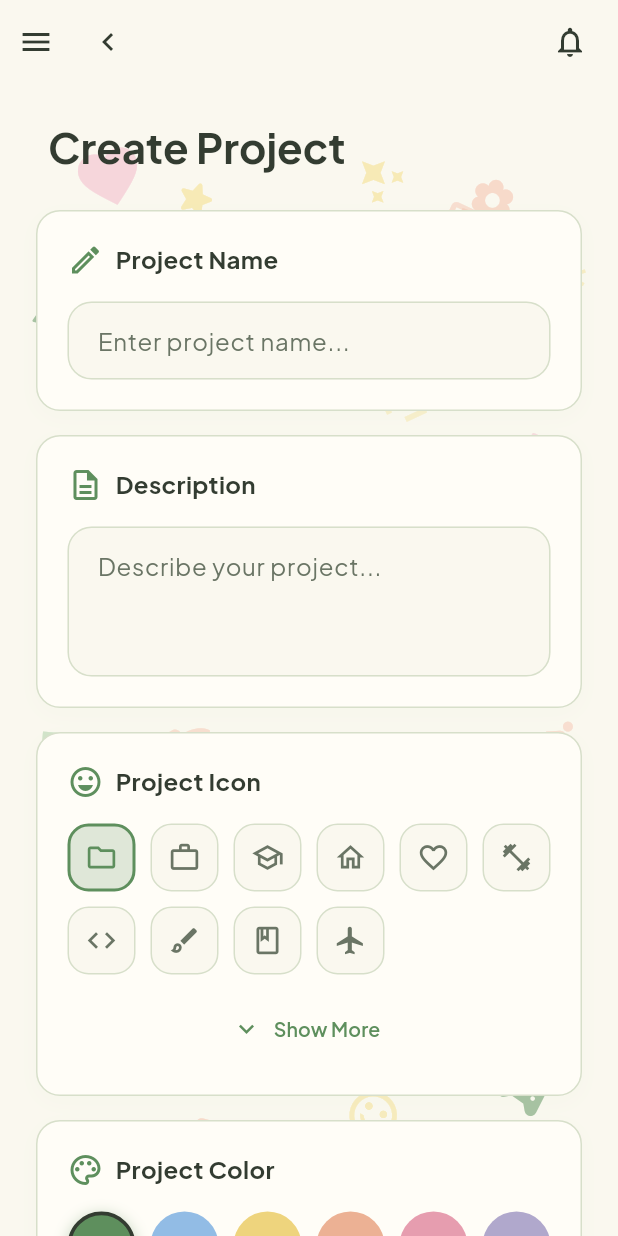
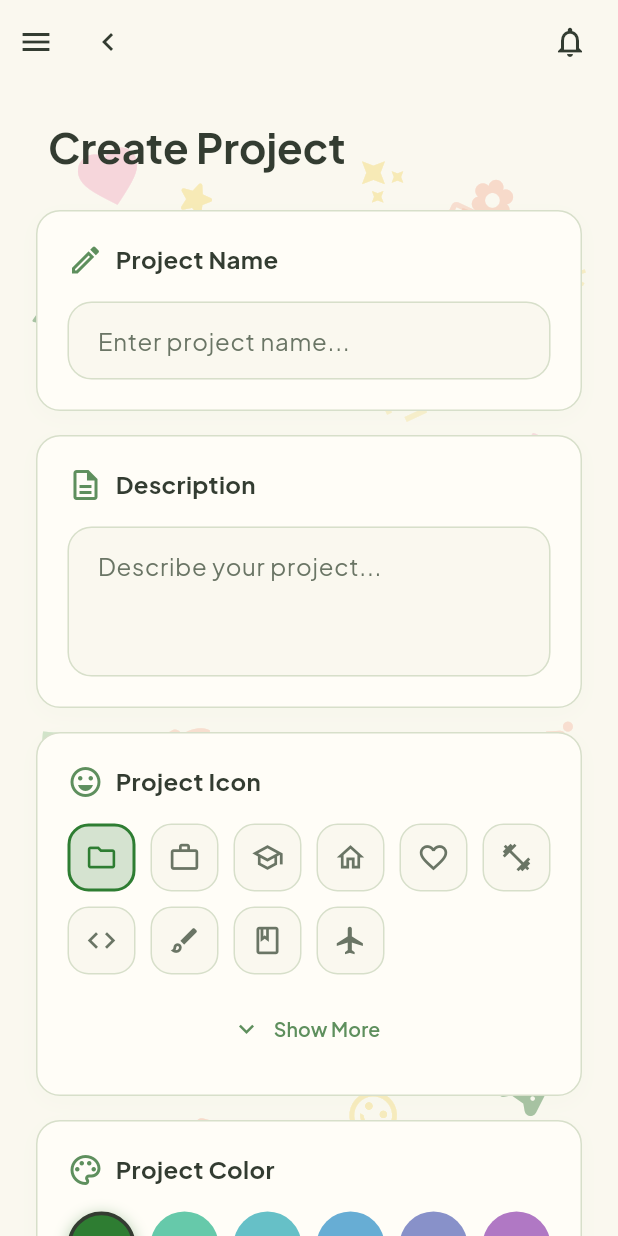
Before and after one commit to duongdohoang2708/PRM392-Project, a Flutter app: the CreateProjectScreen screen opened directly, on a phone screen of 412 x 824 dp. Run offline on Flutter 3.47's test engine with Material 3 defaults, Android fonts, the phone set to English and light mode, and no system bars; drawn by our look-alikes of flutter_slidable; our stand-ins replace flutter_local_notifications, google_fonts.

Commit message:
feat(project): update project screens and widgets

```diff
--- a/lib/screens/project/create_project_screen.dart
+++ b/lib/screens/project/create_project_screen.dart
@@ -12,26 +12,26 @@ class CreateProjectScreen extends StatefulWidget {
   const CreateProjectScreen({super.key});
 
   static const List<Color> projectColors = [
-    Color(0xFF5E8F5D),       // Deep matcha green
-    Color(0xFF4A90D9),       // Sky blue
-    Color(0xFFE3B82B),       // Mustard yellow
-    Color(0xFFDF7E52),       // Warm orange
-    Color(0xFFD65D7F),       // Rose pink
-    Color(0xFF7C6FAF),       // Muted purple
-    Color(0xFF4DADA5),       // Teal
-    Color(0xFFCC5B5B),       // Brick red
-    Color(0xFF8B7355),       // Warm brown
-    Color(0xFF3D7A8A),       // Ocean blue
-    Color(0xFFA67EB7),       // Lavender
-    Color(0xFFD4805A),       // Terracotta
-    Color(0xFF6B8E23),       // Olive green
-    Color(0xFF9B5963),       // Mauve
-    Color(0xFF2E8B84),       // Dark teal
-    Color(0xFFB8860B),       // Dark goldenrod
-    Color(0xFF6959A3),       // Indigo
-    Color(0xFF96C490),       // Pastel matcha
-    Color(0xFFCD853F),       // Peru tan
-    Color(0xFF708090),       // Slate gray
+    Color(0xFF2E7D32),       // Forest green
+    Color(0xFF00A676),       // Emerald
+    Color(0xFF0097A7),       // Cyan
+    Color(0xFF0277BD),       // Deep blue
+    Color(0xFF3949AB),       // Indigo
+    Color(0xFF7B1FA2),       // Purple
+    Color(0xFFC2185B),       // Magenta
+    Color(0xFFD32F2F),       // Red
+    Color(0xFFE64A19),       // Burnt orange
+    Color(0xFFF9A825),       // Golden yellow
+    Color(0xFF6D4C41),       // Brown
+    Color(0xFF455A64),       // Blue gray
+    Color(0xFF8BC34A),       // Lime green
+    Color(0xFF26C6DA),       // Bright aqua
+    Color(0xFF42A5F5),       // Light blue
+    Color(0xFF5E35B1),       // Deep violet
+    Color(0xFFEC407A),       // Pink
+    Color(0xFFFF7043),       // Coral
+    Color(0xFFFFCA28),       // Amber
+    Color(0xFF78909C),       // Slate
   ];
 
   static const List<IconData> projectIcons = [
@@ -96,7 +96,7 @@ class _CreateProjectScreenState extends State<CreateProjectScreen> {
       id: 'p${DateTime.now().millisecondsSinceEpoch}',
       name: _nameController.text.trim(),
       description: _descriptionController.text.trim(),
-      colorValue: CreateProjectScreen.projectColors[_selectedColorIndex].value,
+      colorValue: CreateProjectScreen.projectColors[_selectedColorIndex].toARGB32(),
       icon: CreateProjectScreen.projectIcons[_selectedIconIndex],
       status: 'In Progress',
     );
--- a/lib/screens/project/edit_project_screen.dart
+++ b/lib/screens/project/edit_project_screen.dart
@@ -35,14 +35,14 @@ class _EditProjectScreenState extends State<EditProjectScreen> {
     final projectProvider = Provider.of<ProjectProvider>(context, listen: false);
     final project = projectProvider.projects.firstWhere(
       (p) => p.id == widget.projectId,
-      orElse: () => Project(id: '', name: '', description: '', colorValue: Colors.grey.value),
+      orElse: () => Project(id: '', name: '', description: '', colorValue: Colors.grey.toARGB32()),
     );
 
     _nameController = TextEditingController(text: project.name);
     _descriptionController = TextEditingController(text: project.description);
 
     _selectedColorIndex = CreateProjectScreen.projectColors
-        .indexWhere((c) => c.value == project.colorValue);
+        .indexWhere((c) => c.toARGB32() == project.colorValue);
     if (_selectedColorIndex == -1) _selectedColorIndex = 0;
 
     _selectedIconIndex = CreateProjectScreen.projectIcons
@@ -83,7 +83,7 @@ class _EditProjectScreenState extends State<EditProjectScreen> {
     final updatedProject = originalProject.copyWith(
       name: name,
       description: _descriptionController.text.trim(),
-      colorValue: CreateProjectScreen.projectColors[_selectedColorIndex].value,
+      colorValue: CreateProjectScreen.projectColors[_selectedColorIndex].toARGB32(),
       icon: CreateProjectScreen.projectIcons[_selectedIconIndex],
     );
 
--- a/lib/screens/project/project_detail_screen.dart
+++ b/lib/screens/project/project_detail_screen.dart
@@ -126,7 +126,7 @@ class _ProjectDetailScreenState extends State<ProjectDetailScreen> {
         id: '',
         name: 'Not Found',
         description: '',
-        colorValue: Colors.grey.value,
+        colorValue: Colors.grey.toARGB32(),
       ),
     );
 
--- a/lib/screens/project/projects_screen.dart
+++ b/lib/screens/project/projects_screen.dart
@@ -332,7 +332,7 @@ class _ProjectCollection extends StatelessWidget {
         shrinkWrap: true,
         physics: const NeverScrollableScrollPhysics(),
         itemCount: projects.length,
-        separatorBuilder: (_, __) => const SizedBox(height: 10),
+        separatorBuilder: (context, index) => const SizedBox(height: 10),
         itemBuilder: (context, index) {
           return StaggeredListEntry(
             index: index,
```
Also changed, not shown: lib/widgets/project/project_create_task_popup.dart (+117 -15 lines).
